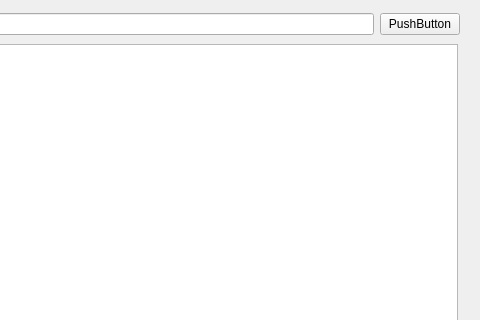
This is main.ui in AkshiAndrey/Yad2 as Qt 5 draws it before an edit; both pictures show x 171 to 651 and y 0 to 320 of the 651 by 495 pixel window. The edited form follows.
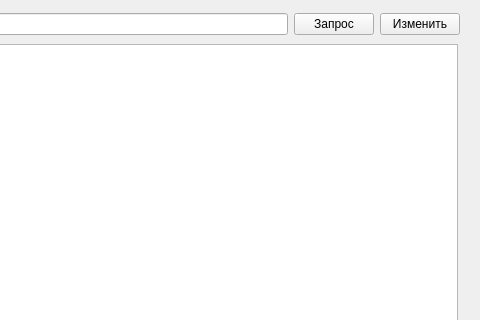
This is the edited form.

Diff of the .ui file:
```diff
--- a/main.ui
+++ b/main.ui
@@ -13,7 +13,7 @@
   <property name="windowTitle">
    <string>Form</string>
   </property>
-  <widget class="QWidget" name="">
+  <widget class="QWidget" name="layoutWidget">
    <property name="geometry">
     <rect>
      <x>20</x>
@@ -31,7 +31,14 @@
       <item>
        <widget class="QPushButton" name="pushButton">
         <property name="text">
-         <string>PushButton</string>
+         <string>Запрос</string>
+        </property>
+       </widget>
+      </item>
+      <item>
+       <widget class="QPushButton" name="pushButton_2">
+        <property name="text">
+         <string>Изменить</string>
         </property>
        </widget>
       </item>
```
